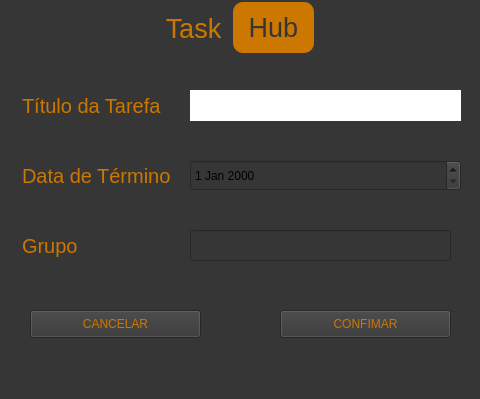
Old version of the form criar_tarefa.ui in the repository Annagdy/TaskHub.
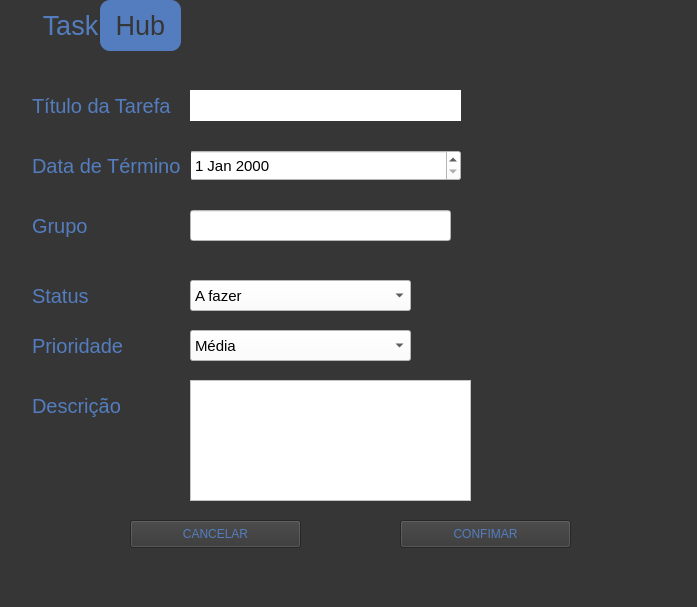
New version of the form.

Patch:
```diff
--- a/criar_tarefa.ui
+++ b/criar_tarefa.ui
@@ -6,8 +6,8 @@
    <rect>
     <x>0</x>
     <y>0</y>
-    <width>480</width>
-    <height>399</height>
+    <width>697</width>
+    <height>607</height>
    </rect>
   </property>
   <property name="windowTitle">
@@ -20,17 +20,17 @@
    <widget class="QLabel" name="Title">
     <property name="geometry">
      <rect>
-      <x>158</x>
-      <y>8</y>
-      <width>71</width>
-      <height>41</height>
+      <x>30</x>
+      <y>0</y>
+      <width>81</width>
+      <height>51</height>
      </rect>
     </property>
     <property name="autoFillBackground">
      <bool>false</bool>
     </property>
     <property name="styleSheet">
-     <string notr="true">color: rgb(204, 119, 0); font-size: 20pt;</string>
+     <string notr="true">color: #547dbf; font-size: 20pt;</string>
     </property>
     <property name="frameShape">
      <enum>QFrame::NoFrame</enum>
@@ -54,8 +54,8 @@
    <widget class="QLabel" name="Title_2">
     <property name="geometry">
      <rect>
-      <x>233</x>
-      <y>2</y>
+      <x>100</x>
+      <y>0</y>
       <width>81</width>
       <height>51</height>
      </rect>
@@ -65,7 +65,7 @@
     </property>
     <property name="styleSheet">
      <string notr="true"> font-size: 20pt; color:rgb(54, 54, 54); 
-background-color: rgb(204, 119, 0);
+background-color: #547dbf;
 border-radius: 10px;</string>
     </property>
     <property name="frameShape">
@@ -105,16 +105,20 @@
     <property name="geometry">
      <rect>
       <x>190</x>
-      <y>160</y>
+      <y>150</y>
       <width>271</width>
       <height>31</height>
      </rect>
     </property>
+    <property name="styleSheet">
+     <string notr="true">font-size: 15px;
+background-color: white;</string>
+    </property>
    </widget>
    <widget class="QLineEdit" name="title_taf">
     <property name="geometry">
      <rect>
-      <x>20</x>
+      <x>30</x>
       <y>90</y>
       <width>151</width>
       <height>31</height>
@@ -124,7 +128,7 @@
      <cursorShape>ArrowCursor</cursorShape>
     </property>
     <property name="styleSheet">
-     <string notr="true">color: rgb(204, 119, 0); font: 20px;</string>
+     <string notr="true">color: #547dbf; font: 20px;</string>
     </property>
     <property name="text">
      <string>Título da Tarefa</string>
@@ -139,8 +143,8 @@
    <widget class="QLineEdit" name="date">
     <property name="geometry">
      <rect>
-      <x>20</x>
-      <y>160</y>
+      <x>30</x>
+      <y>150</y>
       <width>161</width>
       <height>31</height>
      </rect>
@@ -149,7 +153,7 @@
      <cursorShape>ArrowCursor</cursorShape>
     </property>
     <property name="styleSheet">
-     <string notr="true">color: rgb(204, 119, 0); font: 20px;</string>
+     <string notr="true">color:#547dbf; font: 20px;</string>
     </property>
     <property name="text">
      <string>Data de Término</string>
@@ -164,8 +168,8 @@
    <widget class="QLineEdit" name="grupo">
     <property name="geometry">
      <rect>
-      <x>20</x>
-      <y>230</y>
+      <x>30</x>
+      <y>210</y>
       <width>161</width>
       <height>31</height>
      </rect>
@@ -174,7 +178,7 @@
      <cursorShape>ArrowCursor</cursorShape>
     </property>
     <property name="styleSheet">
-     <string notr="true">color: rgb(204, 119, 0); font: 20px;</string>
+     <string notr="true">color: #547dbf; font: 20px;</string>
     </property>
     <property name="text">
      <string>Grupo</string>
@@ -189,14 +193,14 @@
    <widget class="QPushButton" name="cancel">
     <property name="geometry">
      <rect>
-      <x>30</x>
-      <y>310</y>
+      <x>130</x>
+      <y>520</y>
       <width>171</width>
       <height>28</height>
      </rect>
     </property>
     <property name="styleSheet">
-     <string notr="true">color:rgb(204, 119, 0);
+     <string notr="true">color:#547dbf;
 font: 75 13pt &quot;MS Shell Dlg 2&quot;;</string>
     </property>
     <property name="text">
@@ -206,14 +210,14 @@
    <widget class="QPushButton" name="conf">
     <property name="geometry">
      <rect>
-      <x>280</x>
-      <y>310</y>
+      <x>400</x>
+      <y>520</y>
       <width>171</width>
       <height>28</height>
      </rect>
     </property>
     <property name="styleSheet">
-     <string notr="true">color:rgb(204, 119, 0);
+     <string notr="true">color:#547dbf;
 font: 75 13pt &quot;MS Shell Dlg 2&quot;;</string>
     </property>
     <property name="text">
@@ -224,11 +228,181 @@
     <property name="geometry">
      <rect>
       <x>190</x>
-      <y>230</y>
+      <y>210</y>
       <width>261</width>
       <height>31</height>
      </rect>
     </property>
+    <property name="styleSheet">
+     <string notr="true">font-size: 15px;
+background-color: white;</string>
+    </property>
+   </widget>
+   <widget class="QLineEdit" name="status">
+    <property name="geometry">
+     <rect>
+      <x>30</x>
+      <y>280</y>
+      <width>161</width>
+      <height>31</height>
+     </rect>
+    </property>
+    <property name="cursor">
+     <cursorShape>ArrowCursor</cursorShape>
+    </property>
+    <property name="styleSheet">
+     <string notr="true">color: #547dbf; font: 20px;</string>
+    </property>
+    <property name="text">
+     <string>Status</string>
+    </property>
+    <property name="frame">
+     <bool>false</bool>
+    </property>
+    <property name="readOnly">
+     <bool>true</bool>
+    </property>
+   </widget>
+   <widget class="QComboBox" name="status_tarefa">
+    <property name="geometry">
+     <rect>
+      <x>190</x>
+      <y>280</y>
+      <width>221</width>
+      <height>31</height>
+     </rect>
+    </property>
+    <property name="styleSheet">
+     <string notr="true">font-size: 15px;
+background-color: white;</string>
+    </property>
+    <property name="currentText">
+     <string>A fazer</string>
+    </property>
+    <property name="currentIndex">
+     <number>0</number>
+    </property>
+    <item>
+     <property name="text">
+      <string>A fazer</string>
+     </property>
+    </item>
+    <item>
+     <property name="text">
+      <string>Fazendo</string>
+     </property>
+    </item>
+    <item>
+     <property name="text">
+      <string>Concluída</string>
+     </property>
+    </item>
+   </widget>
+   <widget class="QTextEdit" name="descricao_tarefa">
+    <property name="geometry">
+     <rect>
+      <x>190</x>
+      <y>380</y>
+      <width>281</width>
+      <height>121</height>
+     </rect>
+    </property>
+    <property name="styleSheet">
+     <string notr="true">font-size: 15px;
+background-color: white;</string>
+    </property>
+    <property name="html">
+     <string>&lt;!DOCTYPE HTML PUBLIC &quot;-//W3C//DTD HTML 4.0//EN&quot; &quot;http://www.w3.org/TR/REC-html40/strict.dtd&quot;&gt;
+&lt;html&gt;&lt;head&gt;&lt;meta name=&quot;qrichtext&quot; content=&quot;1&quot; /&gt;&lt;style type=&quot;text/css&quot;&gt;
+p, li { white-space: pre-wrap; }
+&lt;/style&gt;&lt;/head&gt;&lt;body style=&quot; font-family:'MS Shell Dlg 2'; font-size:15px; font-weight:400; font-style:normal;&quot;&gt;
+&lt;p style=&quot;-qt-paragraph-type:empty; margin-top:0px; margin-bottom:0px; margin-left:0px; margin-right:0px; -qt-block-indent:0; text-indent:0px;&quot;&gt;&lt;br /&gt;&lt;/p&gt;&lt;/body&gt;&lt;/html&gt;</string>
+    </property>
+   </widget>
+   <widget class="QLineEdit" name="descricao">
+    <property name="geometry">
+     <rect>
+      <x>30</x>
+      <y>390</y>
+      <width>151</width>
+      <height>31</height>
+     </rect>
+    </property>
+    <property name="cursor">
+     <cursorShape>ArrowCursor</cursorShape>
+    </property>
+    <property name="styleSheet">
+     <string notr="true">color: #547dbf; font: 20px;</string>
+    </property>
+    <property name="text">
+     <string>Descrição</string>
+    </property>
+    <property name="frame">
+     <bool>false</bool>
+    </property>
+    <property name="readOnly">
+     <bool>true</bool>
+    </property>
+   </widget>
+   <widget class="QLineEdit" name="prioridade">
+    <property name="geometry">
+     <rect>
+      <x>30</x>
+      <y>330</y>
+      <width>161</width>
+      <height>31</height>
+     </rect>
+    </property>
+    <property name="cursor">
+     <cursorShape>ArrowCursor</cursorShape>
+    </property>
+    <property name="styleSheet">
+     <string notr="true">color: #547dbf; font: 20px;</string>
+    </property>
+    <property name="text">
+     <string>Prioridade</string>
+    </property>
+    <property name="frame">
+     <bool>false</bool>
+    </property>
+    <property name="readOnly">
+     <bool>true</bool>
+    </property>
+   </widget>
+   <widget class="QComboBox" name="prioridade_tarefa">
+    <property name="geometry">
+     <rect>
+      <x>190</x>
+      <y>330</y>
+      <width>221</width>
+      <height>31</height>
+     </rect>
+    </property>
+    <property name="styleSheet">
+     <string notr="true">font-size: 15px;
+background-color: white;</string>
+    </property>
+    <property name="currentText">
+     <string>Média</string>
+    </property>
+    <property name="currentIndex">
+     <number>0</number>
+    </property>
+    <item>
+     <property name="text">
+      <string>Média</string>
+     </property>
+    </item>
+    <item>
+     <property name="text">
+      <string>Baixa</string>
+     </property>
+    </item>
+    <item>
+     <property name="text">
+      <string>Alta</string>
+     </property>
+    </item>
    </widget>
   </widget>
   <widget class="QMenuBar" name="menubar">
```
Left out of the diff: 13 changed lines with no effect on the pictures.
